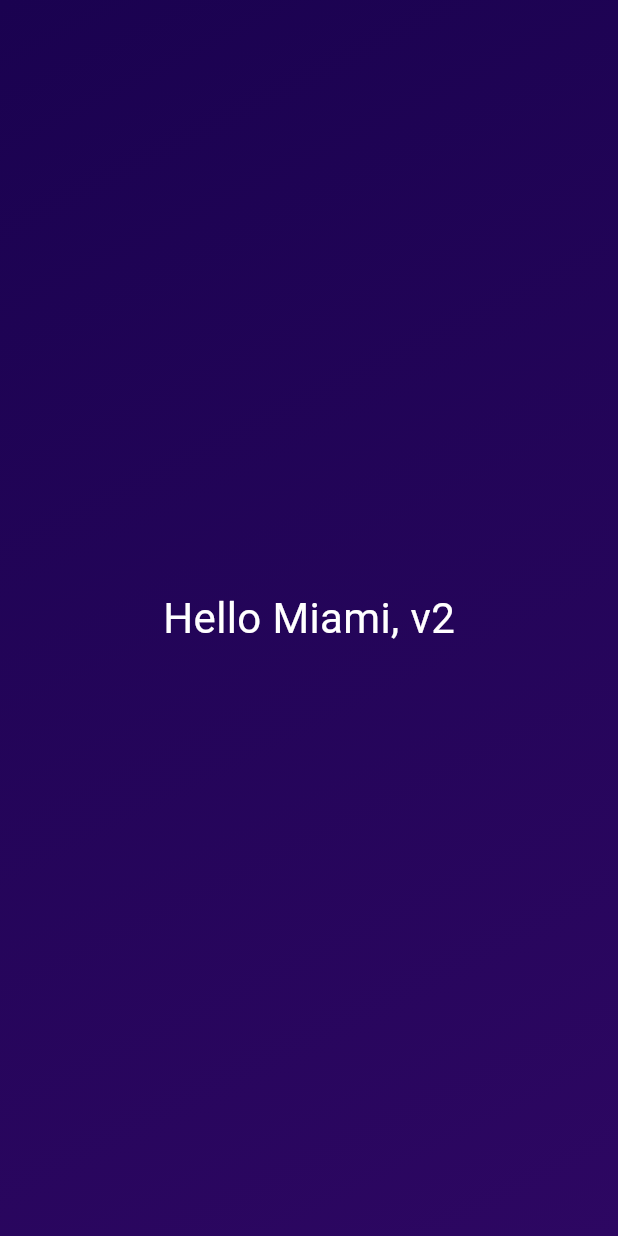
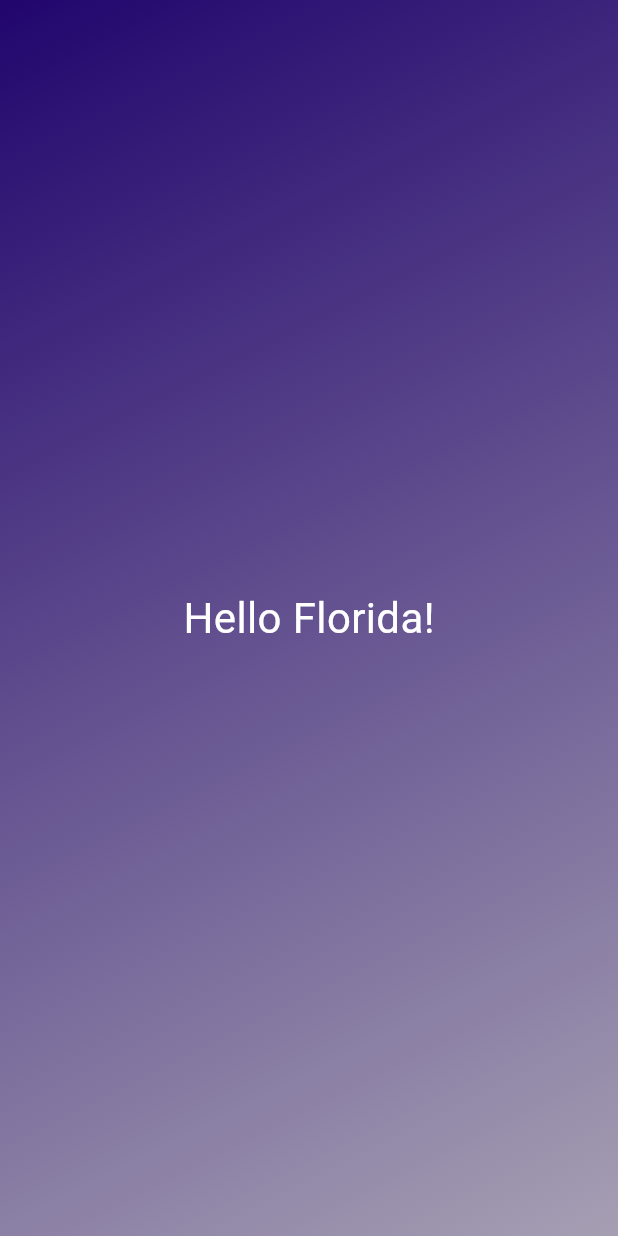
Before and after one commit to SharifAkram/firstapp, a Flutter app: the screen it shows after launch, on a phone screen of 412 x 824 dp. Run offline on Flutter 3.47's test engine with Material 3 defaults, Android fonts, the phone set to English and light mode, and no system bars.

Commit message:
create resuable widgets

```diff
--- a/lib/gradient_container.dart
+++ b/lib/gradient_container.dart
@@ -2,26 +2,26 @@ import 'package:flutter/material.dart';
 
 import 'package:firstapp/styled_text.dart';
 
-var startAlignment = Alignment.topLeft;
-var endAlignment = Alignment.bottomRight;
+const startAlignment = Alignment.topLeft;
+const endAlignment = Alignment.bottomRight;
 
 class GradientContainer extends StatelessWidget {
-  const GradientContainer({super.key});
+  const GradientContainer(this.color1, this.color2, {super.key});
+
+  final Color color1;
+  final Color color2;
 
   @override
   Widget build(context) {
     return Container(
       decoration: BoxDecoration(
         gradient: LinearGradient(
-          colors: const [
-            Color.fromARGB(255, 26, 2, 80),
-            Color.fromARGB(255, 45, 7, 98),
-          ],
+          colors: [color1, color2],
           begin: startAlignment,
           end: endAlignment,
         ),
       ),
-      child: const Center(child: StyledText()),
+      child: const Center(child: StyledText('Hello Florida!')),
     );
   }
 }
--- a/lib/main.dart
+++ b/lib/main.dart
@@ -13,7 +13,10 @@ class MyApp extends StatelessWidget {
     return const MaterialApp(
       debugShowCheckedModeBanner: false,
       home: Scaffold(
-        body: GradientContainer(),
+        body: GradientContainer(
+          Color.fromARGB(255, 33, 5, 109),
+          Color.fromARGB(255, 166, 159, 179),
+        ),
       ),
     );
   }
--- a/lib/styled_text.dart
+++ b/lib/styled_text.dart
@@ -1,13 +1,15 @@
 import 'package:flutter/material.dart';
 
 class StyledText extends StatelessWidget {
-  const StyledText({super.key});
+  const StyledText(this.text, {super.key});
+
+  final String text;
 
   @override
   Widget build(context) {
-    return const Text(
-      'Hello Miami, v2',
-      style: TextStyle(
+    return Text(
+      text,
+      style: const TextStyle(
         color: Colors.white,
         fontSize: 28,
       ),
```
